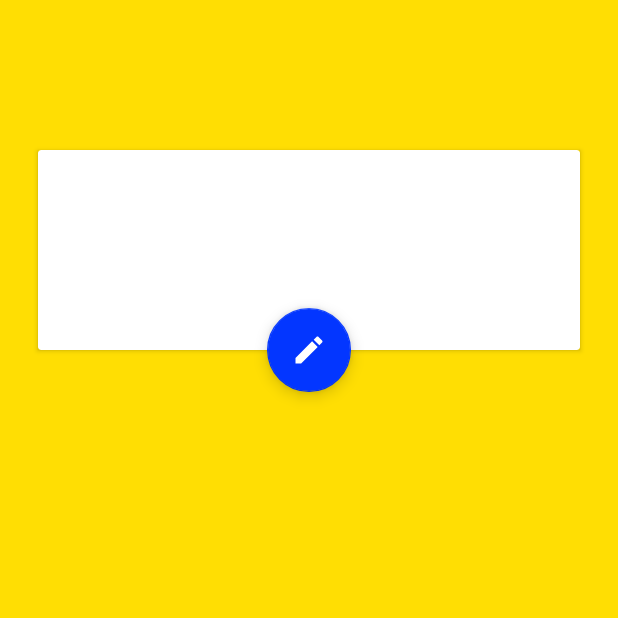
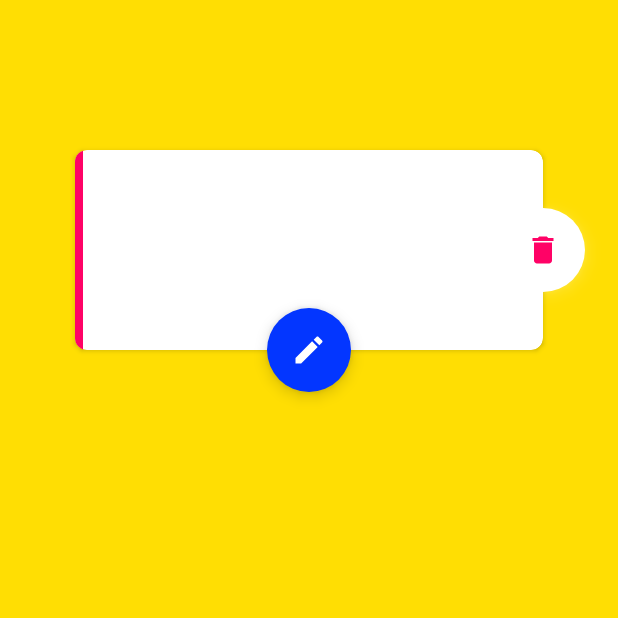
Before and after one commit to sirupmarjan/PlantApp, an Android app: the ViewAct screen opened directly, with no data from a screen before it, on a phone screen of 412 x 824 dp, the top half of it. Run offline under Robolectric (Android 15) with nearby library versions, the phone set to English and light mode, and no system bars; our stand-ins replace Room's generated code.

Commit message:
add delete feature, and fix exit back to another state when user restart app

```diff
--- a/app/src/main/java/com/quick/plantapp/Activity/EditAct.java
+++ b/app/src/main/java/com/quick/plantapp/Activity/EditAct.java
@@ -26,6 +26,7 @@ public class EditAct extends AppCompatActivity {
         eJudul = findViewById(R.id.et_eJudul);
         eDesc = findViewById(R.id.et_eDeskripsi);
         fab_saveEdit = findViewById(R.id.fab_saveEdit);
+
 
         Intent i = getIntent();
         int id = i.getIntExtra("id", 0);
@@ -59,4 +60,5 @@ public class EditAct extends AppCompatActivity {
             Toast.makeText(getApplicationContext(), "gagal", Toast.LENGTH_SHORT).show();
         }
     }
+
 }
--- a/app/src/main/java/com/quick/plantapp/Activity/MainActivity.java
+++ b/app/src/main/java/com/quick/plantapp/Activity/MainActivity.java
@@ -72,7 +72,6 @@ public class MainActivity extends AppCompatActivity {
         linearLayoutManager.setOrientation(LinearLayoutManager.VERTICAL);
         rv_list.setLayoutManager(linearLayoutManager);
         mAdapter = new PlantAdapter(this, datalist);
-
         rv_list.setAdapter(mAdapter);
     }
 
@@ -87,7 +86,9 @@ public class MainActivity extends AppCompatActivity {
 //                        moveTaskToBack(true);
 //                        android.os.Process.killProcess(android.os.Process.myPid());
 //                        System.exit(1);
+                        finishAffinity();
                         finish();
+
                     }
                 })
                 .setCancelClickListener(new SweetAlertDialog.OnSweetClickListener() {
--- a/app/src/main/java/com/quick/plantapp/Activity/ViewAct.java
+++ b/app/src/main/java/com/quick/plantapp/Activity/ViewAct.java
@@ -8,6 +8,7 @@ import android.os.Bundle;
 import android.view.View;
 import android.widget.EditText;
 import android.widget.TextView;
+import android.widget.Toast;
 
 import com.google.android.material.floatingactionbutton.FloatingActionButton;
 import com.quick.plantapp.Adapter.PlantAdapter;
@@ -21,7 +22,7 @@ import static com.quick.plantapp.Room.MyApp.db;
 
 public class ViewAct extends AppCompatActivity {
     TextView vJudul, vDesc;
-    FloatingActionButton fab_Edit;
+    FloatingActionButton fab_Edit, fab_delete;
     Plants plants;
 
     @Override
@@ -36,13 +37,14 @@ public class ViewAct extends AppCompatActivity {
         vJudul = findViewById(R.id.tv_vJudul);
         vDesc = findViewById(R.id.tv_vDesc);
         fab_Edit = findViewById(R.id.fab_edit);
+        fab_delete = findViewById(R.id.fab_delete);
 
         Intent i = getIntent();
         int id = i.getIntExtra("id", 0);
         String judul = i.getStringExtra("judul");
         String desc = i.getStringExtra("desc");
         fetchData(id, judul, desc);
-       ;
+        onDelete(id, judul, desc);
     }
 
     private void fetchData(int id, String judul, String desc) {
@@ -65,4 +67,18 @@ public class ViewAct extends AppCompatActivity {
             }
         });
     }
+
+    private void onDelete(final int id, String judul, String desc) {
+        plants = new Plants();
+        plants.setId(id);
+        fab_delete.setOnClickListener(new View.OnClickListener() {
+            @Override
+            public void onClick(View v) {
+                db.plantsDao().delete(plants);
+                Toast.makeText(getApplicationContext(), "Berhasil Dihapus", Toast.LENGTH_SHORT).show();
+                startActivity(new Intent(getApplicationContext(), MainActivity.class));
+                finish();
+            }
+        });
+    }
 }
--- a/app/src/main/java/com/quick/plantapp/Room/PlantsDao.java
+++ b/app/src/main/java/com/quick/plantapp/Room/PlantsDao.java
@@ -19,4 +19,6 @@ public interface PlantsDao {
     @Update
     void update(Plants plants);
 
+    @Delete
+    void  delete(Plants id);
 }
--- /dev/null
+++ b/app/src/main/res/drawable/ic_baseline_delete_24.xml
@@ -0,0 +1,5 @@
+<vector android:height="24dp" android:tint="#FFFFFF"
+    android:viewportHeight="24" android:viewportWidth="24"
+    android:width="24dp" xmlns:android="http://schemas.android.com/apk/res/android">
+    <path android:fillColor="@android:color/white" android:pathData="M6,19c0,1.1 0.9,2 2,2h8c1.1,0 2,-0.9 2,-2V7H6v12zM19,4h-3.5l-1,-1h-5l-1,1H5v2h14V4z"/>
+</vector>
--- a/app/src/main/res/layout/activity_add.xml
+++ b/app/src/main/res/layout/activity_add.xml
@@ -88,6 +88,7 @@
             app:layout_anchor="@id/bottomAppBar"
             android:focusable="true"
             android:elevation="18dp"
+            app:borderWidth="0dp"
             app:rippleColor="@color/colorAccent"
             android:backgroundTint="@color/colorPrimaryDark"
             android:outlineSpotShadowColor="@color/colorAccent"
--- a/app/src/main/res/layout/activity_edit.xml
+++ b/app/src/main/res/layout/activity_edit.xml
@@ -88,6 +88,7 @@
             app:layout_anchor="@id/bottomAppBar"
             android:focusable="true"
             android:elevation="18dp"
+            app:borderWidth="0dp"
             app:rippleColor="@color/colorAccent"
             android:backgroundTint="@color/colorPrimaryDark"
             android:outlineSpotShadowColor="@color/colorAccent"
--- a/app/src/main/res/layout/activity_main.xml
+++ b/app/src/main/res/layout/activity_main.xml
@@ -58,14 +58,12 @@
         app:layout_anchor="@id/bottomAppBar"
         android:focusable="true"
         android:elevation="18dp"
+        app:borderWidth="0dp"
         app:rippleColor="@color/colorAccent"
         android:backgroundTint="@color/colorPrimaryDark"
         android:outlineSpotShadowColor="@color/colorAccent"
         />
 
-
-
-
   </androidx.coordinatorlayout.widget.CoordinatorLayout>
 
 </androidx.constraintlayout.widget.ConstraintLayout>
--- a/app/src/main/res/layout/activity_view.xml
+++ b/app/src/main/res/layout/activity_view.xml
@@ -12,12 +12,15 @@
         <com.google.android.material.card.MaterialCardView
             android:id="@+id/cardedit"
             android:layout_marginTop="100dp"
-            android:layout_marginStart="25dp"
-            android:layout_marginEnd="25dp"
+            android:layout_marginStart="50dp"
+            android:layout_marginEnd="50dp"
+            app:cardCornerRadius="8dp"
             android:layout_width="match_parent"
-            android:layout_height="wrap_content"
-
-            >
+            android:layout_height="wrap_content">
+            <LinearLayout
+                android:background="@color/colorPrimaryDark"
+                android:layout_width="5dp"
+                android:layout_height="match_parent"/>
             <LinearLayout
                 android:padding="15dp"
                 android:layout_width="match_parent"
@@ -40,6 +43,7 @@
                     android:layout_width="wrap_content"
                     android:layout_height="wrap_content"
                     android:paddingBottom="20dp"/>
+
             </LinearLayout>
         </com.google.android.material.card.MaterialCardView>
 
@@ -47,9 +51,26 @@
             android:id="@+id/fab_edit"
             android:layout_width="wrap_content"
             android:layout_height="wrap_content"
+            android:focusable="true"
             android:src="@drawable/ic_baseline_create_24"
             app:layout_anchor="@+id/cardedit"
-            app:layout_anchorGravity="bottom|center"
-            android:focusable="true"/>
+            app:borderWidth="0dp"
+            app:layout_anchorGravity="bottom|center" />
+
+        <com.google.android.material.floatingactionbutton.FloatingActionButton
+            android:id="@+id/fab_delete"
+            android:layout_width="wrap_content"
+            android:layout_height="wrap_content"
+            android:tint="@color/colorPrimaryDark"
+            android:backgroundTint="@color/white"
+            android:focusable="true"
+            android:outlineSpotShadowColor="@color/white"
+            android:outlineAmbientShadowColor="@color/white"
+            android:src="@drawable/ic_baseline_delete_24"
+            app:borderWidth="0dp"
+            app:layout_anchor="@+id/cardedit"
+            app:layout_anchorGravity="end|center" />
+
     </androidx.coordinatorlayout.widget.CoordinatorLayout>
+
 </androidx.constraintlayout.widget.ConstraintLayout>
```
